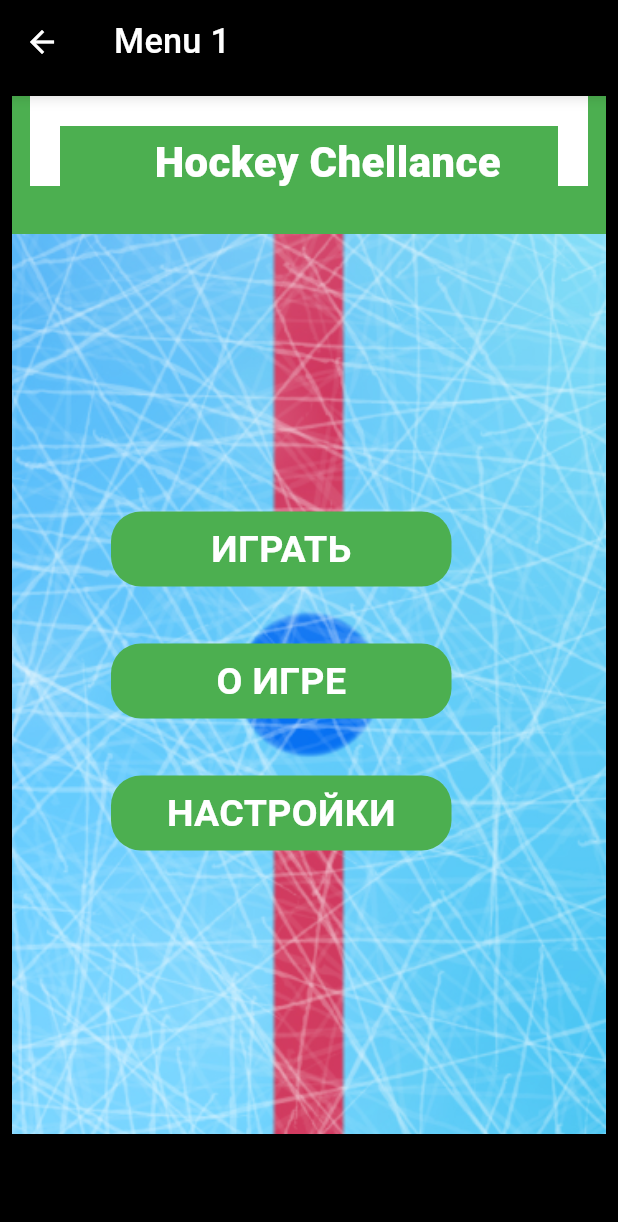
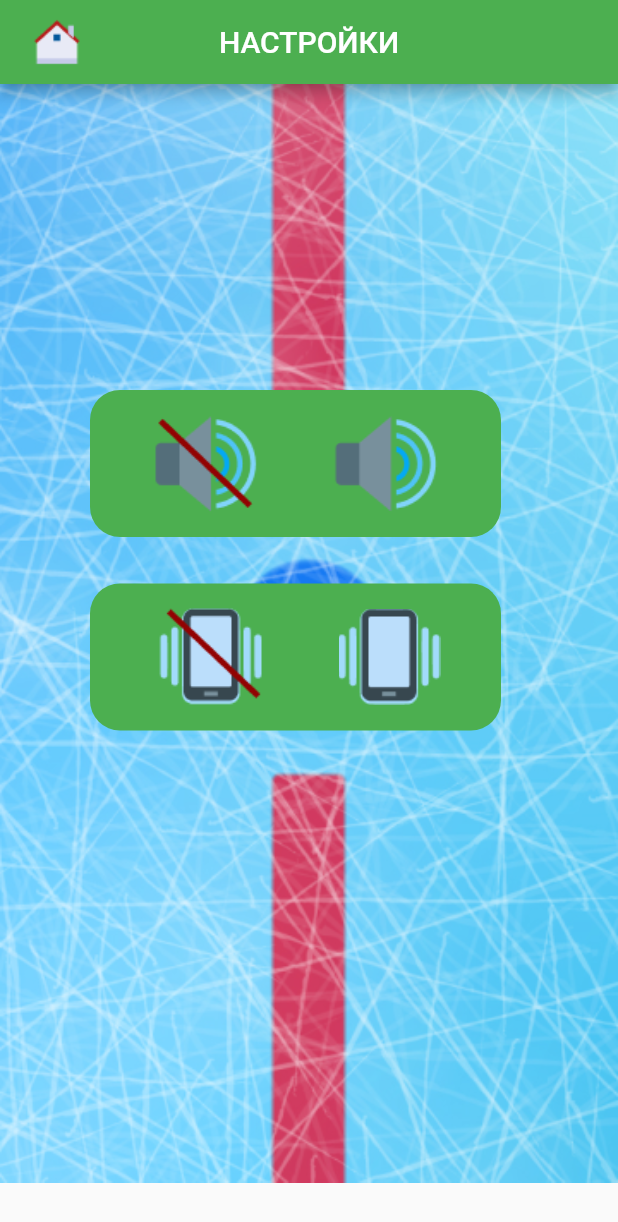
Before and after one commit to apurba667/hocky_Chellange_UI, a Flutter app: the HomePage screen opened directly, after a tap on "НАСТРОЙКИ", on a phone screen of 412 x 824 dp. Shown: the top 1222 px of the screen. Run offline on Flutter 3.47's test engine with Material 2 defaults, Android fonts, the phone set to English and light mode, and no system bars; our stand-ins replace flutter_bounce, get.

Commit message:
almost done

```diff
--- /dev/null
+++ b/lib/screen/functions.dart
@@ -0,0 +1,62 @@
+import 'package:flutter/material.dart';
+
+class FunctionScreen extends StatelessWidget {
+  const FunctionScreen({Key? key}) : super(key: key);
+
+  @override
+  Widget build(BuildContext context) {
+    return Scaffold(
+      appBar: AppBar(
+        centerTitle: true,
+        backgroundColor: Colors.green,
+        leading: Padding(
+          padding: const EdgeInsets.only(left: 20),
+          child: Image.asset("assets/homeicon.png",height: 100,width: 20,),
+        ),
+        title: Text("НАСТРОЙКИ"),
+      ),
+      body:  Stack(
+        children: [
+          Positioned(child: Container(
+            width: double.infinity,
+            child: Image.asset("assets/home.png",fit: BoxFit.fill,),
+          )),
+          Positioned(
+              left: 60,
+              top: 204,
+              child: Container(
+            height: 98,
+            width: 274,
+            decoration: BoxDecoration(
+              borderRadius: BorderRadius.circular(20),
+              color: Colors.green,),
+                child: Row(
+                  mainAxisAlignment: MainAxisAlignment.spaceEvenly,
+                  children: [
+                    Image.asset("assets/speaker2.png"),
+                    Image.asset("assets/speaker.png")
+                  ],
+                ),
+          )),
+          Positioned(
+              top: 333,
+              left: 60,
+              child: Container(
+            height: 98,
+            width: 274,
+            decoration: BoxDecoration(
+              borderRadius: BorderRadius.circular(20),
+              color: Colors.green,),
+                child: Row(
+                  mainAxisAlignment: MainAxisAlignment.spaceEvenly,
+                  children: [
+                  Image.asset("assets/vibrateoff.png"),
+                  Image.asset("assets/vibrate.png"),
+                ],),
+          ))
+        ],
+      ),
+
+    );
+  }
+}
--- a/lib/screen/home.dart
+++ b/lib/screen/home.dart
@@ -1,12 +1,16 @@
+
 import 'package:flutter/material.dart';
+
+import 'package:flutter_bounce/flutter_bounce.dart';
+import 'package:get/get.dart';
+import 'package:hockey/screen/functions.dart';
+import 'package:hockey/screen/rules.dart';
 
 class HomePage extends StatelessWidget {
   const HomePage({Key? key}) : super(key: key);
 
   @override
   Widget build(BuildContext context) {
-   var ht = MediaQuery.of(context).size.height;
-   var wd = MediaQuery.of(context).size.width;
     return Scaffold(
       backgroundColor: Colors.black,
       appBar: AppBar(
@@ -18,19 +22,18 @@ class HomePage extends StatelessWidget {
       ),
       body: Padding(
         padding: const EdgeInsets.all(8.0),
-        child: SingleChildScrollView(
         child: Column(
           children: [
             Container(
               height: 92,
-                width: wd*0.99,
+              width: 400,
               color: Colors.green,
               child: Stack(
                 children: [
                   Positioned(left: 12,child: Container(
 
                     height: 20,
-                      width: wd*0.90,
+                    width: 370,
                     color: Colors.white,
                   ),),
                   Positioned(left: 12,child: Container(
@@ -57,12 +60,13 @@ class HomePage extends StatelessWidget {
                  child: Image.asset("assets/home.png",fit: BoxFit.cover,),
                )),
                Positioned(
-                     left: 66,
+                   left: 66
+                   ,
                    top: 185,
-                     child: InkWell(
-                       onTap: (){
 
-                       },
+                     child: Bounce(
+                       duration: Duration(milliseconds: 300),
+                      onPressed: (){},
                        child: Container(
                  height: 50,
                  width: 227,
@@ -72,13 +76,15 @@ class HomePage extends StatelessWidget {
                  ),
                  child: Center(child: Text("ИГРАТЬ",style: TextStyle(fontSize: 25,color: Colors.white,fontWeight: FontWeight.bold),),)
                ),
-                     )),
+                     ),
+                   ),
                Positioned(
                    left: 66,
                    top: 273,
-                     child: InkWell(
-                       onTap: (){
-
+                   child: Bounce(
+                     duration: Duration(milliseconds: 300),
+                     onPressed: (){
+                      Navigator.of(context).push(MaterialPageRoute(builder: (context)=>RulesScreen()));
                      },
                      child: Container(
                      height: 50,
@@ -93,9 +99,10 @@ class HomePage extends StatelessWidget {
                Positioned(
                    left: 66,
                    top: 361,
-                     child: InkWell(
-                       onTap: (){
-
+                   child: Bounce(
+                     duration: Duration(milliseconds: 300),
+                     onPressed: (){
+                      Navigator.of(context).push(MaterialPageRoute(builder: (context)=>FunctionScreen()));
                      },
                      child: Container(
                      height: 50,
@@ -113,7 +120,6 @@ class HomePage extends StatelessWidget {
 
         ),
       ),
-      ),
     );
   }
 }
--- a/pubspec.yaml
+++ b/pubspec.yaml
@@ -34,7 +34,8 @@ dependencies:
   # The following adds the Cupertino Icons font to your application.
   # Use with the CupertinoIcons class for iOS style icons.
   cupertino_icons: ^1.0.2
-  flutter_screenutil: ^5.6.0
+  get: ^4.6.5
+  flutter_bounce: ^1.1.0
 
 dev_dependencies:
   flutter_test:
```
Also changed, not shown: lib/const/const.dart (added, +40 -0 lines), lib/main.dart (+11 -20 lines), lib/screen/rules.dart (added, +42 -0 lines), assets/homeicon.png (added), assets/speaker.png (added), assets/speaker2.png (added), assets/vibrate.png (added), assets/vibrateoff.png (added), pubspec.lock. Lines whose indentation alone changed are shown as unchanged.
